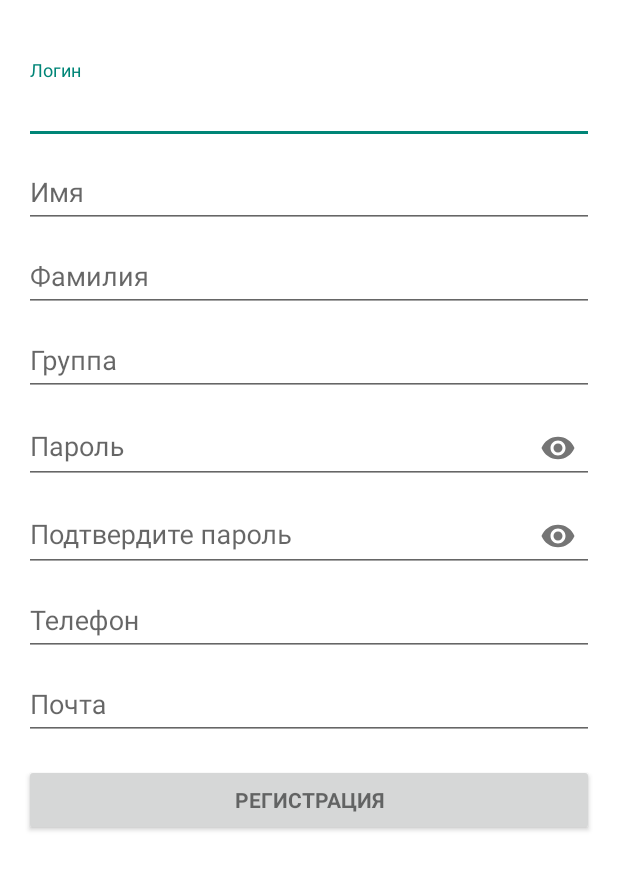
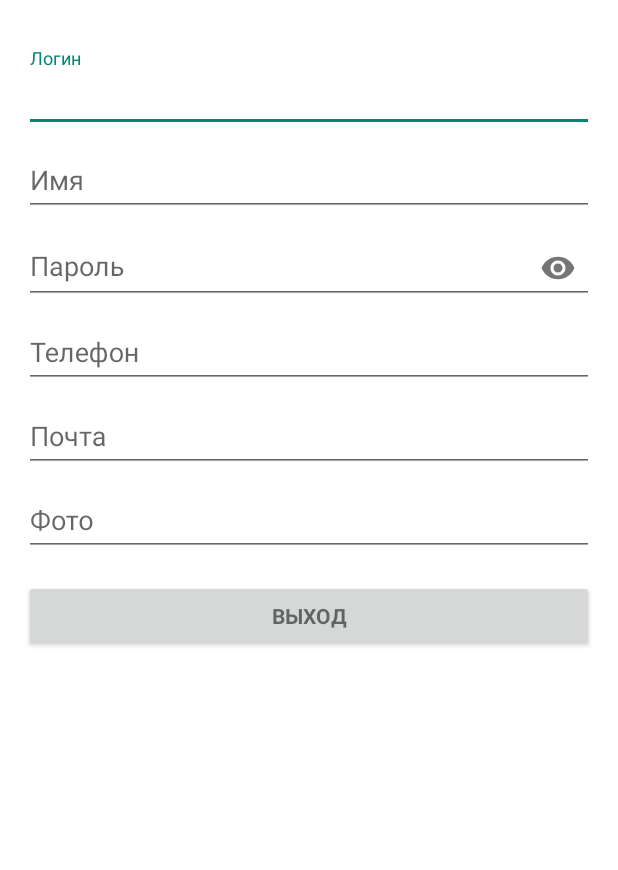
Before and after one commit to fanok1/MDPU24, an Android app: the layout activity_setings.xml on its own in the app's theme, with its tools: preview values and no code run, on a phone screen of 412 x 824 dp. Shown: the top 870 px of the screen. Run offline under Robolectric (Android 15) with nearby library versions, the phone set to English and light mode, and no system bars.

Commit message:
crate setings activity

```diff
--- a/app/src/main/AndroidManifest.xml
+++ b/app/src/main/AndroidManifest.xml
@@ -82,6 +82,10 @@
             android:name=".activity.AddAbsenteeismActivity"
             android:screenOrientation="portrait"
             android:theme="@style/AppTheme.SwipeOnClose" />
+        <activity
+            android:name=".activity.SetingsActivity"
+            android:screenOrientation="portrait"
+            android:theme="@style/AppTheme.SwipeOnClose" />
     </application>
 
 </manifest>
--- a/app/src/main/java/com/fanok/mdpu24/activity/LoginActivity.java
+++ b/app/src/main/java/com/fanok/mdpu24/activity/LoginActivity.java
@@ -9,7 +9,6 @@ import android.support.v7.app.AppCompatActivity;
 import android.view.KeyEvent;
 import android.view.View;
 import android.widget.Button;
-import android.widget.EditText;
 import android.widget.ProgressBar;
 import android.widget.TextView;
 import android.widget.Toast;
@@ -26,8 +25,8 @@ import org.json.JSONObject;
 
 public class LoginActivity extends AppCompatActivity {
 
-    private EditText mLogin;
-    private EditText mPassword;
+    private android.support.design.widget.TextInputEditText mLogin;
+    private android.support.design.widget.TextInputEditText mPassword;
     private TextInputLayout layoutLogin;
     private TextInputLayout layoutPassword;
     private ProgressBar progressBar;
@@ -106,6 +105,7 @@ public class LoginActivity extends AppCompatActivity {
                             editor.putString("name", response.getString("name"));
                             editor.putString("photo", response.getString("photo"));
                             editor.putInt("level", response.getInt("level"));
+                            editor.putString("groupName", response.getString("group"));
                             editor.apply();
                             startActivity(new Intent(this, MainActivity.class));
                         } else {
--- a/app/src/main/java/com/fanok/mdpu24/fragment/FragmentMarks.java
+++ b/app/src/main/java/com/fanok/mdpu24/fragment/FragmentMarks.java
@@ -14,7 +14,6 @@ import android.view.MenuInflater;
 import android.view.View;
 import android.view.ViewGroup;
 import android.widget.Button;
-import android.widget.EditText;
 import android.widget.Toast;
 
 import com.fanok.mdpu24.ClickListnerMarks;
@@ -29,7 +28,7 @@ import com.fanok.mdpu24.dowland.InsertDataInSql;
 public class FragmentMarks extends android.support.v4.app.Fragment {
 
     public static boolean flag = false;
-    private EditText predmet;
+    private android.support.design.widget.TextInputEditText predmet;
     private TabLayout tab;
     private ViewPager pager;
 
--- a/app/src/main/res/layout/activity_login.xml
+++ b/app/src/main/res/layout/activity_login.xml
@@ -38,7 +38,7 @@
                 android:layout_width="match_parent"
                 android:layout_height="wrap_content">
 
-                <EditText
+                <android.support.design.widget.TextInputEditText
                     android:id="@+id/login"
                     android:layout_width="match_parent"
                     android:layout_height="wrap_content"
@@ -59,7 +59,7 @@
                 app:passwordToggleEnabled="true"
                 android:layout_height="wrap_content">
 
-                <EditText
+                <android.support.design.widget.TextInputEditText
                     android:id="@+id/password"
                     android:layout_width="match_parent"
                     android:layout_height="wrap_content"
--- a/app/src/main/res/layout/activity_registration.xml
+++ b/app/src/main/res/layout/activity_registration.xml
@@ -37,7 +37,7 @@
                 android:layout_width="match_parent"
                 android:layout_height="wrap_content">
 
-                <EditText
+                <android.support.design.widget.TextInputEditText
                     android:id="@+id/login"
                     android:layout_width="match_parent"
                     android:layout_height="wrap_content"
@@ -57,7 +57,7 @@
                 android:layout_width="match_parent"
                 android:layout_height="wrap_content">
 
-                <EditText
+                <android.support.design.widget.TextInputEditText
                     android:id="@+id/firstName"
                     android:layout_width="match_parent"
                     android:layout_height="wrap_content"
@@ -77,7 +77,7 @@
                 android:layout_width="match_parent"
                 android:layout_height="wrap_content">
 
-                <EditText
+                <android.support.design.widget.TextInputEditText
                     android:id="@+id/lastName"
                     android:layout_width="match_parent"
                     android:layout_height="wrap_content"
@@ -97,7 +97,7 @@
                 android:layout_width="match_parent"
                 android:layout_height="wrap_content">
 
-                <EditText
+                <android.support.design.widget.TextInputEditText
                     android:id="@+id/group"
                     android:layout_width="match_parent"
                     android:layout_height="wrap_content"
@@ -114,7 +114,7 @@
                 android:layout_height="wrap_content"
                 app:passwordToggleEnabled="true">
 
-                <EditText
+                <android.support.design.widget.TextInputEditText
                     android:id="@+id/password"
                     android:layout_width="match_parent"
                     android:layout_height="wrap_content"
@@ -134,7 +134,7 @@
                 android:layout_height="wrap_content"
                 app:passwordToggleEnabled="true">
 
-                <EditText
+                <android.support.design.widget.TextInputEditText
                     android:id="@+id/passwordConfirm"
                     android:layout_width="match_parent"
                     android:layout_height="wrap_content"
@@ -153,7 +153,7 @@
                 android:layout_width="match_parent"
                 android:layout_height="wrap_content">
 
-                <EditText
+                <android.support.design.widget.TextInputEditText
                     android:id="@+id/phone"
                     android:layout_width="match_parent"
                     android:layout_height="wrap_content"
@@ -172,7 +172,7 @@
                 android:layout_width="match_parent"
                 android:layout_height="wrap_content">
 
-                <EditText
+                <android.support.design.widget.TextInputEditText
                     android:id="@+id/email"
                     android:layout_width="match_parent"
                     android:layout_height="wrap_content"
--- a/app/src/main/res/layout-v26/activity_registration.xml
+++ b/app/src/main/res/layout/activity_setings.xml
@@ -2,9 +2,9 @@
 <LinearLayout xmlns:android="http://schemas.android.com/apk/res/android"
     xmlns:app="http://schemas.android.com/apk/res-auto"
     xmlns:tools="http://schemas.android.com/tools"
-    android:background="@android:color/background_light"
     android:layout_width="match_parent"
     android:layout_height="match_parent"
+    android:background="@android:color/background_light"
     android:gravity="center_horizontal"
     android:orientation="vertical"
     android:paddingLeft="@dimen/activity_horizontal_margin"
@@ -13,17 +13,15 @@
     android:paddingBottom="@dimen/activity_vertical_margin"
     tools:context=".activity.RegistrationActivity">
 
+
     <ProgressBar
-        android:id="@+id/registration_progress"
-        style="@android:style/Widget.DeviceDefault.Light.ProgressBar.Horizontal"
+        android:id="@+id/progressBar"
+        style="?android:attr/progressBarStyleHorizontal"
         android:layout_width="match_parent"
         android:layout_height="wrap_content"
-        android:layout_marginBottom="8dp"
-        android:indeterminate="true"
         android:visibility="invisible" />
 
     <ScrollView
-        android:id="@+id/registration_form"
         android:layout_width="match_parent"
         android:layout_height="match_parent">
 
@@ -37,12 +35,11 @@
                 android:layout_width="match_parent"
                 android:layout_height="wrap_content">
 
-                <EditText
+                <android.support.design.widget.TextInputEditText
                     android:id="@+id/login"
                     android:layout_width="match_parent"
                     android:layout_height="wrap_content"
                     android:layout_weight="1"
-                    android:autofillHints="login"
                     android:hint="@string/prompt_login"
                     android:imeActionId="6"
                     android:imeActionLabel="@string/action_registration_short"
@@ -54,16 +51,15 @@
             </android.support.design.widget.TextInputLayout>
 
             <android.support.design.widget.TextInputLayout
-                android:id="@+id/layoutFirstName"
+                android:id="@+id/layoutName"
                 android:layout_width="match_parent"
                 android:layout_height="wrap_content">
 
-                <EditText
-                    android:id="@+id/firstName"
+                <android.support.design.widget.TextInputEditText
+                    android:id="@+id/name"
                     android:layout_width="match_parent"
                     android:layout_height="wrap_content"
                     android:layout_weight="1"
-                    android:autofillHints="name"
                     android:hint="@string/prompt_first_name"
                     android:imeActionId="6"
                     android:imeActionLabel="@string/action_registration_short"
@@ -74,43 +70,6 @@
 
             </android.support.design.widget.TextInputLayout>
 
-            <android.support.design.widget.TextInputLayout
-                android:id="@+id/layoutLastName"
-                android:layout_width="match_parent"
-                android:layout_height="wrap_content">
-
-                <EditText
-                    android:id="@+id/lastName"
-                    android:layout_width="match_parent"
-                    android:layout_height="wrap_content"
-                    android:layout_weight="1"
-                    android:autofillHints="lastName"
-                    android:hint="@string/prompt_last_name"
-                    android:imeActionId="6"
-                    android:imeActionLabel="@string/action_registration_short"
-                    android:imeOptions="actionUnspecified"
-                    android:inputType="textCapSentences"
-                    android:maxLines="1"
-                    android:singleLine="true" />
-
-            </android.support.design.widget.TextInputLayout>
-
-            <android.support.design.widget.TextInputLayout
-                android:id="@+id/layoutGroup"
-                android:layout_width="match_parent"
-                android:layout_height="wrap_content">
-
-                <EditText
-                    android:id="@+id/group"
-                    android:layout_width="match_parent"
-                    android:layout_height="wrap_content"
-                    android:autofillHints="group"
-                    android:hint="@string/prompt_group"
-                    android:imeActionLabel="@string/action_registration_short"
-                    android:inputType="text" />
-
-            </android.support.design.widget.TextInputLayout>
-
 
             <android.support.design.widget.TextInputLayout
                 android:id="@+id/layoutPassword"
@@ -118,53 +77,30 @@
                 android:layout_height="wrap_content"
                 app:passwordToggleEnabled="true">
 
-                <EditText
+                <android.support.design.widget.TextInputEditText
                     android:id="@+id/password"
                     android:layout_width="match_parent"
                     android:layout_height="wrap_content"
-                    android:autofillHints="password"
+                    android:layout_weight="1"
                     android:hint="@string/prompt_password"
-                    android:imeActionId="6"
                     android:imeActionLabel="@string/action_registration_short"
-                    android:imeOptions="actionUnspecified"
                     android:inputType="textPassword"
                     android:maxLines="1"
                     android:singleLine="true" />
 
             </android.support.design.widget.TextInputLayout>
 
-            <android.support.design.widget.TextInputLayout
-                android:id="@+id/layoutPasswordConfirm"
-                android:layout_width="match_parent"
-                android:layout_height="wrap_content"
-                app:passwordToggleEnabled="true">
-
-                <EditText
-                    android:id="@+id/passwordConfirm"
-                    android:layout_width="match_parent"
-                    android:layout_height="wrap_content"
-                    android:autofillHints="password"
-                    android:hint="@string/prompt_password_confirm"
-                    android:imeActionId="6"
-                    android:imeActionLabel="@string/action_registration_short"
-                    android:imeOptions="actionUnspecified"
-                    android:inputType="textPassword"
-                    android:maxLines="1"
-                    android:singleLine="true" />
-
-            </android.support.design.widget.TextInputLayout>
 
             <android.support.design.widget.TextInputLayout
                 android:id="@+id/layoutPhone"
                 android:layout_width="match_parent"
                 android:layout_height="wrap_content">
 
-                <EditText
+                <android.support.design.widget.TextInputEditText
                     android:id="@+id/phone"
                     android:layout_width="match_parent"
                     android:layout_height="wrap_content"
                     android:layout_weight="1"
-                    android:autofillHints="phone"
                     android:hint="@string/prompt_phone"
                     android:imeActionId="6"
                     android:imeActionLabel="@string/action_registration_short"
@@ -179,12 +115,11 @@
                 android:layout_width="match_parent"
                 android:layout_height="wrap_content">
 
-                <EditText
+                <android.support.design.widget.TextInputEditText
                     android:id="@+id/email"
                     android:layout_width="match_parent"
                     android:layout_height="wrap_content"
                     android:layout_weight="1"
-                    android:autofillHints="email"
                     android:hint="@string/prompt_email"
                     android:imeActionId="6"
                     android:imeActionLabel="@string/action_registration_short"
@@ -194,16 +129,33 @@
                     android:singleLine="true" />
             </android.support.design.widget.TextInputLayout>
 
+            <android.support.design.widget.TextInputLayout
+                android:id="@+id/layoutPhoto"
+                android:layout_width="match_parent"
+                android:layout_height="wrap_content">
+
+                <android.support.design.widget.TextInputEditText
+                    android:id="@+id/photo"
+                    android:layout_width="match_parent"
+                    android:layout_height="wrap_content"
+                    android:layout_weight="1"
+                    android:hint="@string/prompt_photo"
+                    android:imeActionId="6"
+                    android:imeActionLabel="@string/photo"
+                    android:imeOptions="actionUnspecified"
+                    android:inputType="text"
+                    android:maxLines="1"
+                    android:singleLine="true" />
+            </android.support.design.widget.TextInputLayout>
+
             <Button
-                android:id="@+id/registration_button"
+                android:id="@+id/button"
                 style="?android:textAppearanceSmall"
                 android:layout_width="match_parent"
                 android:layout_height="wrap_content"
                 android:layout_marginTop="16dp"
-                android:text="@string/registration"
+                android:text="@string/exit"
                 android:textStyle="bold" />
-
-
         </LinearLayout>
     </ScrollView>
 
--- a/app/src/main/res/layout/activity_student_info.xml
+++ b/app/src/main/res/layout/activity_student_info.xml
@@ -19,7 +19,7 @@
             android:layout_height="wrap_content"
             android:layout_margin="10dp">
 
-            <EditText
+            <android.support.design.widget.TextInputEditText
                 android:id="@+id/name"
                 android:layout_width="match_parent"
                 android:layout_height="wrap_content"
@@ -34,7 +34,7 @@
             android:layout_height="wrap_content"
             android:layout_margin="10dp">
 
-            <EditText
+            <android.support.design.widget.TextInputEditText
                 android:id="@+id/email"
                 android:layout_width="match_parent"
                 android:layout_height="wrap_content"
@@ -49,7 +49,7 @@
             android:layout_height="wrap_content"
             android:layout_margin="10dp">
 
-            <EditText
+            <android.support.design.widget.TextInputEditText
                 android:id="@+id/phone"
                 android:layout_width="match_parent"
                 android:layout_height="wrap_content"
--- a/app/src/main/res/layout/fragment_marks.xml
+++ b/app/src/main/res/layout/fragment_marks.xml
@@ -16,7 +16,7 @@
         android:layout_width="match_parent"
         android:layout_height="wrap_content">
 
-        <EditText
+        <android.support.design.widget.TextInputEditText
             android:id="@+id/predmet"
             android:layout_width="match_parent"
             android:layout_height="wrap_content"
--- a/app/src/main/res/layout/reset_password.xml
+++ b/app/src/main/res/layout/reset_password.xml
@@ -18,7 +18,7 @@
         android:layout_width="match_parent"
         android:layout_height="wrap_content">
 
-        <EditText
+        <android.support.design.widget.TextInputEditText
             android:id="@+id/emailReset"
             android:layout_width="match_parent"
             android:layout_height="wrap_content"
@@ -39,7 +39,7 @@
         android:layout_height="wrap_content"
         app:passwordToggleEnabled="true">
 
-        <EditText
+        <android.support.design.widget.TextInputEditText
             android:id="@+id/passwordReset"
             android:layout_width="match_parent"
             android:layout_height="wrap_content"
@@ -59,7 +59,7 @@
         android:layout_height="wrap_content"
         app:passwordToggleEnabled="true">
 
-        <EditText
+        <android.support.design.widget.TextInputEditText
             android:id="@+id/passwordConfirmReset"
             android:layout_width="match_parent"
             android:layout_height="wrap_content"
--- a/app/src/main/res/values/strings.xml
+++ b/app/src/main/res/values/strings.xml
@@ -89,6 +89,9 @@
     <string name="mark">Оценка</string>
     <string name="para">Пара</string>
     <string name="add">Добавить</string>
+    <string name="promt_chage_passsword">Нажмите чтобы изменить пароль</string>
+    <string name="exit">Выход</string>
+    <string name="prompt_photo">Фото</string>
 
 
 </resources>
```
Also changed, not shown: app/build.gradle (+9 -4 lines), app/src/main/java/com/fanok/mdpu24/activity/AddMarksActivity.java (+7 -8 lines), app/src/main/java/com/fanok/mdpu24/activity/MainActivity.java (+12 -2 lines), app/src/main/java/com/fanok/mdpu24/activity/RegistrationActivity.java (+10 -11 lines), app/src/main/java/com/fanok/mdpu24/activity/ResetPaswordActivity.java (+3 -4 lines), app/src/main/java/com/fanok/mdpu24/activity/SetingsActivity.java (added, +47 -0 lines), app/src/main/java/com/fanok/mdpu24/activity/StudentInfoActivity.java (+3 -4 lines), app/src/main/res/layout-v26/activity_login.xml (deleted, +0 -107 lines), app/src/main/res/layout-v26/reset_password.xml (deleted, +0 -87 lines), app/src/main/res/layout/add_marks_layout.xml (+4 -4 lines).
